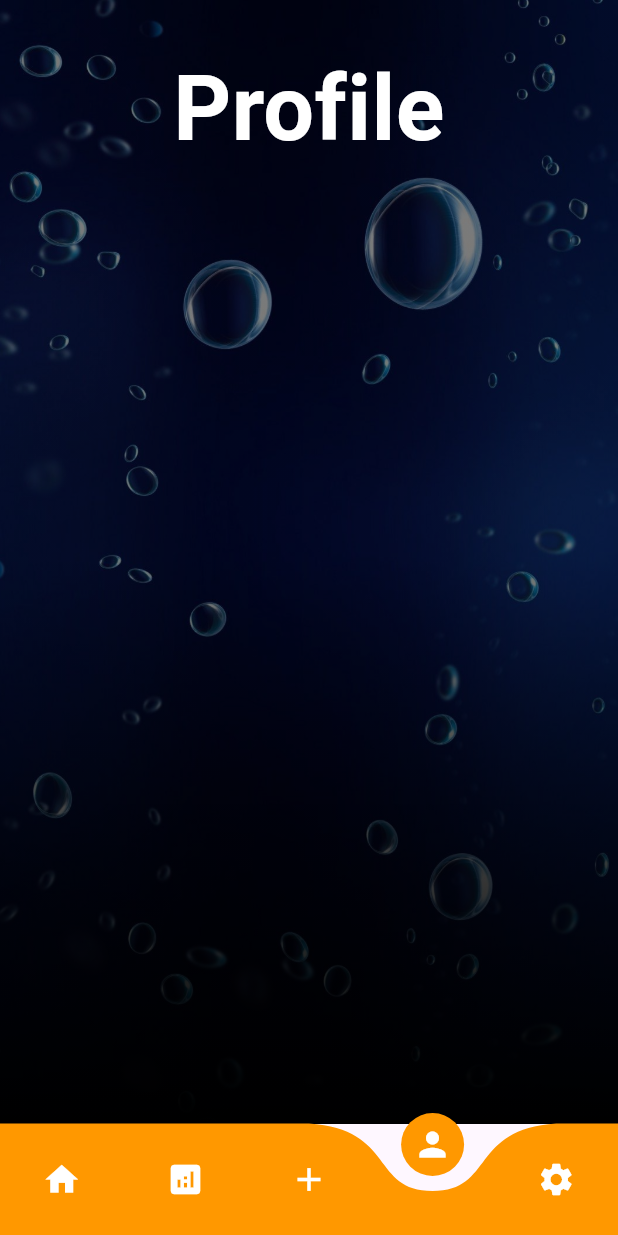
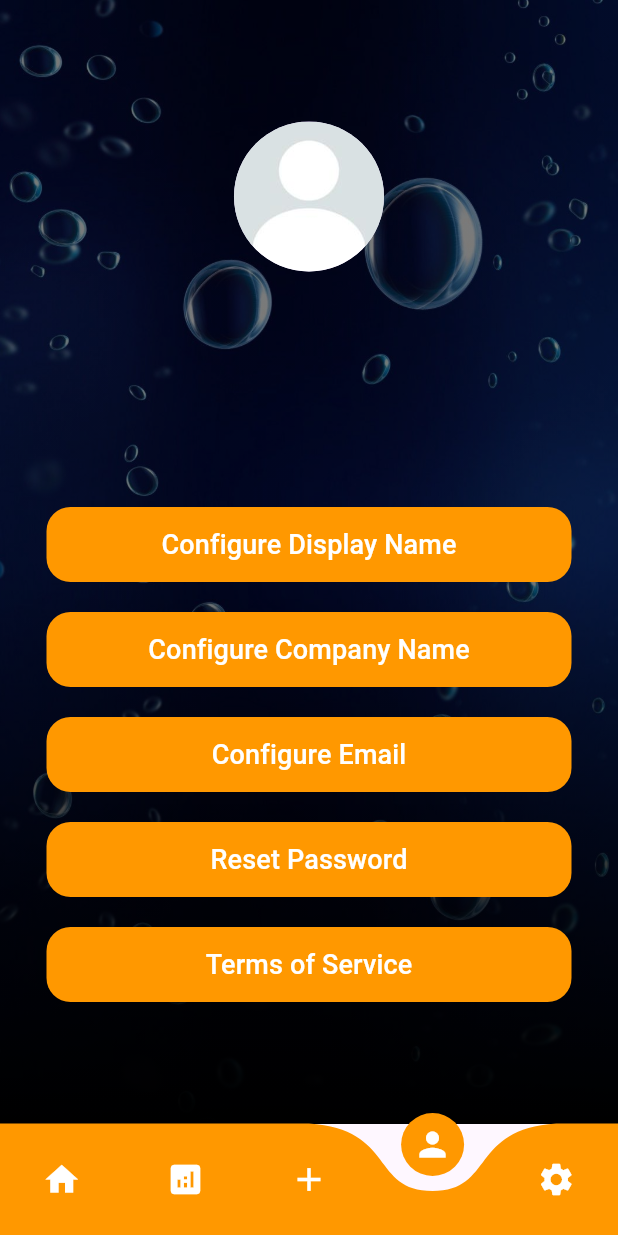
Before and after one commit to st8farmfromjake/hook, a Flutter app: the screen it shows once a user with an empty profile is signed in, swiped to page 4, on a phone screen of 412 x 824 dp. Run offline on Flutter 3.47's test engine with Material 3 defaults, Android fonts, the phone set to English and light mode, and no system bars; drawn by our look-alikes of curved_navigation_bar; our stand-ins replace firebase_auth, firebase_core; missing offline and left inert: mailer; accounts and stored records are empty; generated files the repository leaves out were written again.

Commit message:
Profile page with Terms of Service pop up

```diff
--- a/lib/pages/home_page.dart
+++ b/lib/pages/home_page.dart
@@ -1,5 +1,6 @@
 import 'package:curved_navigation_bar/curved_navigation_bar.dart';
 import 'package:firebase_auth/firebase_auth.dart';
+import 'package:hook/pages/profile_page.dart';
 import 'package:hook/palette.dart';
 import 'package:flutter/material.dart';
 import '../pages/email_page.dart';
@@ -44,8 +45,7 @@ class _HomePageState extends State<HomePage> {
 
   @override
   Widget build(BuildContext context) {
-    return MaterialApp(
-      home: Scaffold(
+    return Scaffold(
         //WILL REMOVE THE APP BAR ONCE ACCOUNT INFO PAGE IS DONE
         //^^WILL REMOVE WHEN ACCOUNT INFO PAGE IS DONE
         body: Stack(
@@ -134,20 +134,7 @@ class _HomePageState extends State<HomePage> {
 
               const EmailPage(),
 
-              Container(
-                padding: const EdgeInsets.all(30),
-                child: const Column(
-                  mainAxisSize: MainAxisSize.min, // To keep the column as compact as possible.
-                  children: [
-                    Text(
-                        'Profile',
-                        style: kHeading,
-                        textAlign: TextAlign.center, // Center align the text if kHeading doesn't already do so.
-                      ),
-                    // Add other widgets below as needed.
-                  ],
-                ),
-              ),
+              const ProfilePage(),
 
               Container(
                 padding: const EdgeInsets.all(30),
@@ -216,7 +203,6 @@ class _HomePageState extends State<HomePage> {
             });
           },
         ),
-      ),
     );
     // Column(
     //         mainAxisAlignment: MainAxisAlignment.center,
--- /dev/null
+++ b/lib/pages/profile_page.dart
@@ -0,0 +1,172 @@
+import 'package:flutter/material.dart';
+import '../widgets/widgets.dart';
+import 'package:hook/palette.dart';
+import 'package:firebase_auth/firebase_auth.dart';
+
+class ProfilePage extends StatefulWidget {
+  const ProfilePage({super.key});
+
+  @override
+  State<ProfilePage> createState() => _ProfilePageState();
+}
+
+final FirebaseAuth auth = FirebaseAuth.instance;
+
+class _ProfilePageState extends State<ProfilePage> {
+  @override
+  Widget build(BuildContext context) {
+  final User user = FirebaseAuth.instance.currentUser!;
+  String displayName = user.displayName.toString();
+  String email = user.email.toString();
+
+    return Scaffold(
+        body: Stack(
+          children: [
+            const BackgroundImage(),
+            SizedBox.expand(
+              child: PageView(
+                children: [
+                  Center(
+                    child: Column(
+                      mainAxisSize: MainAxisSize.min,
+                      children: [
+                        const CircleAvatar(
+                          radius: 50,
+                          backgroundImage: AssetImage('assets/pfp.jpg'),
+                        ),
+                        const SizedBox(
+                          height: 20,
+                        ),
+                        Text(
+                          displayName,
+                          style: kBodyText
+                        ),
+                        const SizedBox(
+                          height: 10,
+                        ),
+                        Text(
+                          email,
+                          style: kEmailText,
+                        ),
+                        const SizedBox(
+                          height: 50,
+                        ),
+                        Container(
+                          width: 350,
+                          height:50,
+                          margin: const EdgeInsets.only(top:20, left:20, right:20),
+                          decoration: BoxDecoration(
+                          color: Colors.orange,
+                          borderRadius: BorderRadius.circular(16)),
+                          child: const TextButton(
+                              onPressed: null,
+                              child: Text(
+                                'Configure Display Name',
+                                style: kProfileButton,
+                              ),
+                          ),
+                        ),
+                        Container(
+                          width: 350,
+                          height:50,
+                          margin: const EdgeInsets.only(top:20, left:20, right:20),
+                          decoration: BoxDecoration(
+                          color: Colors.orange,
+                          borderRadius: BorderRadius.circular(16)),
+                          child: const TextButton(
+                              onPressed: null,
+                              child: Text(
+                                'Configure Company Name',
+                                style: kProfileButton,
+                              ),
+                          ),
+                        ),
+                        Container(
+                          width: 350,
+                          height:50,
+                          margin: const EdgeInsets.only(top:20, left:20, right:20),
+                          decoration: BoxDecoration(
+                          color: Colors.orange,
+                          borderRadius: BorderRadius.circular(16)),
+                          child: const TextButton(
+                              onPressed: null,
+                              child: Text(
+                                'Configure Email',
+                                style: kProfileButton,
+                              ),
+                          ),
+                        ),
+                        Container(
+                          width: 350,
+                          height:50,
+                          margin: const EdgeInsets.only(top:20, left:20, right:20),
+                          decoration: BoxDecoration(
+                          color: Colors.orange,
+                          borderRadius: BorderRadius.circular(16)),
+                          child: const TextButton(
+                              onPressed: null,
+                              child: Text(
+                                'Reset Password',
+                                style: kProfileButton,
+                              ),
+                          ),
+                        ),
+                        Container(
+                          width: 350,
+                          height:50,
+                          margin: const EdgeInsets.only(top:20, left:20, right:20),
+                          decoration: BoxDecoration(
+                          color: Colors.orange,
+                          borderRadius: BorderRadius.circular(16)),
+                          child: TextButton(
+                              onPressed: () => showDialog(
+                                context: context,
+                                builder: (_) => AlertDialog(
+                                  title: const Text('Terms of Service'),
+                                  shape: const RoundedRectangleBorder(
+                                      borderRadius:
+                                          BorderRadius.all(Radius.circular(20))),
+                                  scrollable: true,
+                                  content: const Text('''                              <o))))><\n
+Introduction\n
+Welcome to Hook, a mobile app that allows users to test their fellow employees’ email-scam awareness. By using Hook, you agree to be bound by these terms of service, utilizing this application for professional well-intentioned purposes. No funny business.\n
+Eligibility\n
+To use Hook, you must be at least 13 years old.\n
+Account Creation\n
+In order to use Hook, you must create an account. When you create an account, you must provide us with your email address, and password. You are responsible for maintaining the confidentiality of your account information. You are also responsible for all activities that occur under your account.\n
+Content\n
+You are solely responsible for the content that you submit to Hook. You agree that you will not submit any content that is unlawful, offensive, or harmful. You also agree that you will not submit any content that infringes the intellectual property rights of others.\n
+Termination\n
+We may terminate your account at any time for any reason. If we terminate your account, you will no longer be able to access Hook. Womp womp…\n
+Disclaimer\n
+We make no representations or warranties about the accuracy, reliability, or completeness of the content on Hook. We are not responsible for any damages that you may suffer as a result of using Hook.\n
+Governing Law\n
+These terms of service are governed by the laws of the Florida Southern College.\n
+Contact Us\n
+If you have any questions about these terms of service, please contact us at support@hook.com (but don’t actually!).'''),
+                                  actionsAlignment: MainAxisAlignment.center,
+                                  actions: [
+                                    OutlinedButton(
+                                      onPressed: () => Navigator.pop(context),
+                                      child: const Text('✓'),
+                                    )
+                                  ],
+                                ),
+                              ),
+                              child: const Text(
+                                'Terms of Service',
+                                style: kProfileButton,
+                              ),
+                          ),
+                        ),
+                      ]
+                    )
+                  )
+                ]
+              )
+            )
+          ]
+        )
+    );
+  }
+}
--- a/lib/palette.dart
+++ b/lib/palette.dart
@@ -16,3 +16,13 @@ const TextStyle kBodyButtonText = TextStyle(
   fontSize: 15,
   color: Colors.white,
 );
+
+const TextStyle kEmailText = TextStyle(
+  fontSize: 18,
+  color: Color.fromARGB(255, 155, 154, 154),
+);
+
+const TextStyle kProfileButton = TextStyle(
+  fontSize: 18,
+  color: Colors.white,
+);
```
Also changed, not shown: assets/pfp.jpg (added).
